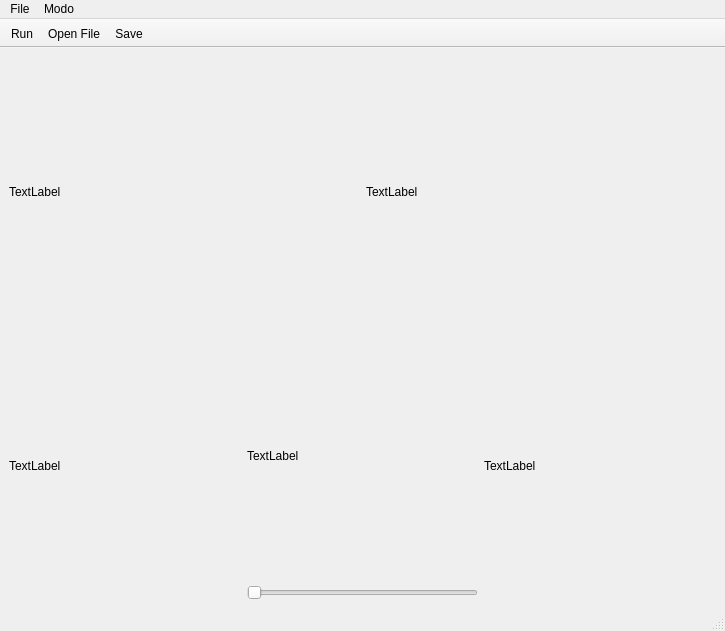
Old version of the form programaca-concorrente-2024-01/trabalho-final/MainWindow.ui in the repository diegomatos321/UFRJ-Laboratorios.
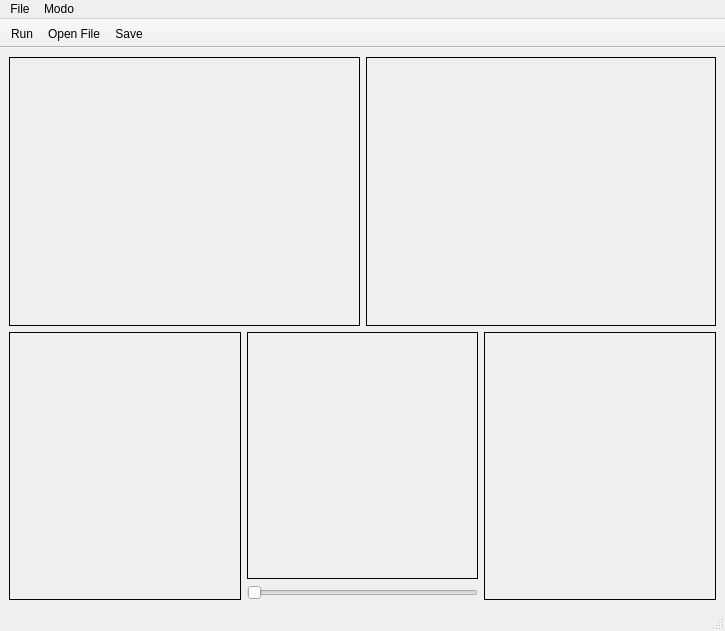
New version of the form. Icons and pictures are not drawn.

Commit message: Adicionando borda nos locais das imagens

What changed in the file:
```diff
--- a/programaca-concorrente-2024-01/trabalho-final/MainWindow.ui
+++ b/programaca-concorrente-2024-01/trabalho-final/MainWindow.ui
@@ -31,15 +31,24 @@
        <layout class="QHBoxLayout" name="horizontalLayout">
         <item>
          <widget class="QLabel" name="OriginalImage">
+          <property name="styleSheet">
+           <string notr="true">border: 1px solid rgb(0, 0, 0);</string>
+          </property>
+          <property name="frameShadow">
+           <enum>QFrame::Shadow::Raised</enum>
+          </property>
           <property name="text">
-           <string>TextLabel</string>
+           <string/>
           </property>
          </widget>
         </item>
         <item>
          <widget class="QLabel" name="ResultImage">
+          <property name="styleSheet">
+           <string notr="true">border: 1px solid black;</string>
+          </property>
           <property name="text">
-           <string>TextLabel</string>
+           <string/>
           </property>
          </widget>
         </item>
@@ -49,8 +58,11 @@
        <layout class="QHBoxLayout" name="horizontalLayout_2">
         <item>
          <widget class="QLabel" name="GrayScaleImage">
+          <property name="styleSheet">
+           <string notr="true">border: 1px solid black;</string>
+          </property>
           <property name="text">
-           <string>TextLabel</string>
+           <string/>
           </property>
          </widget>
         </item>
@@ -58,8 +70,11 @@
          <layout class="QVBoxLayout" name="verticalLayout_2">
           <item>
            <widget class="QLabel" name="Histogram">
+            <property name="styleSheet">
+             <string notr="true">border: 1px solid black;</string>
+            </property>
             <property name="text">
-             <string>TextLabel</string>
+             <string/>
             </property>
            </widget>
           </item>
@@ -80,8 +95,11 @@
         </item>
         <item>
          <widget class="QLabel" name="BinaryImage">
+          <property name="styleSheet">
+           <string notr="true">border: 1px solid black;</string>
+          </property>
           <property name="text">
-           <string>TextLabel</string>
+           <string/>
           </property>
          </widget>
         </item>
```
The commit also changes 2 other files.
